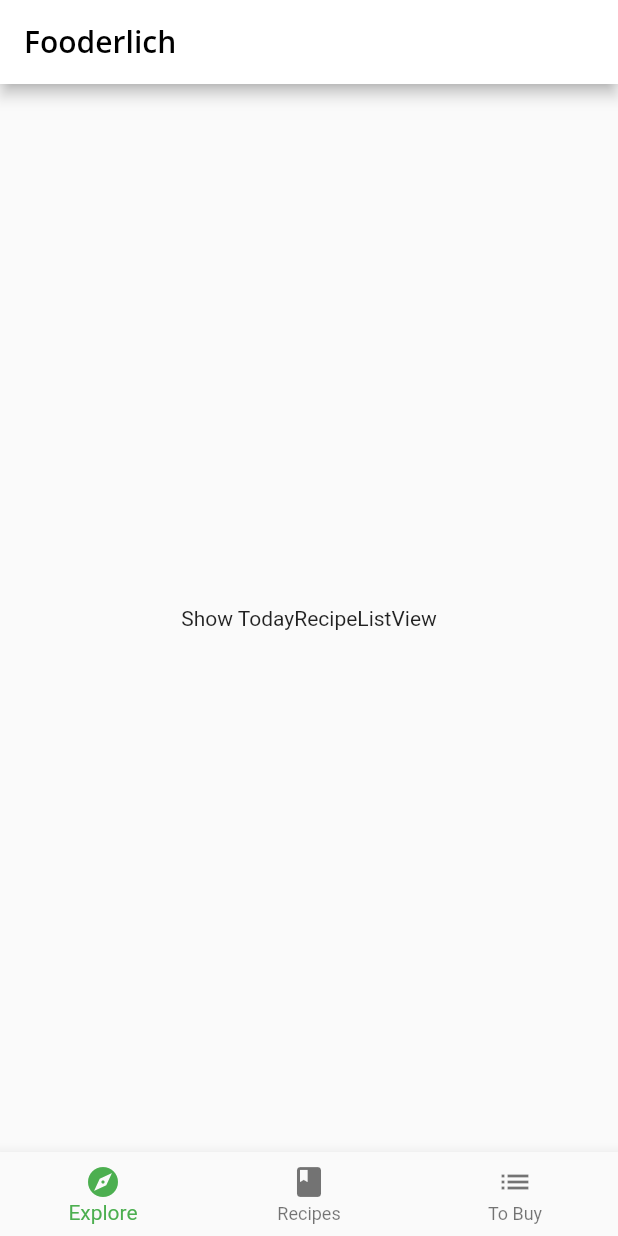
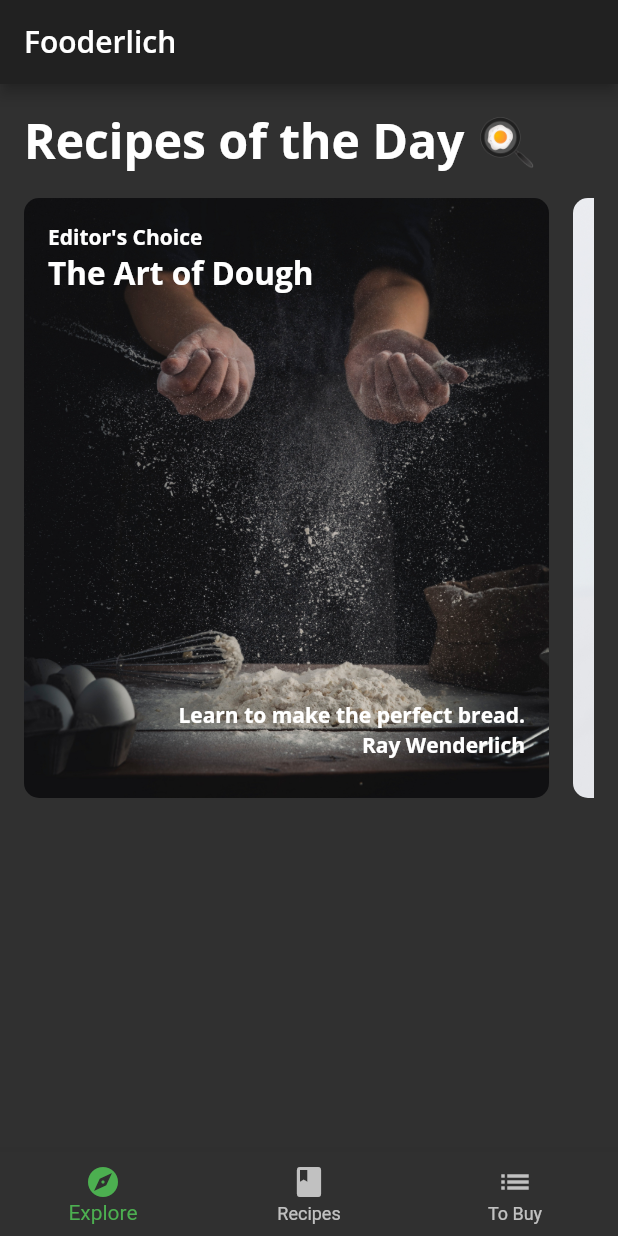
Before and after one commit to morikann/flutter-apprentice-II-scrollable, a Flutter app: the screen it shows after launch, on a phone screen of 412 x 824 dp. Run offline on Flutter 3.47's test engine with Material 2 defaults, Android fonts, the phone set to English and light mode, and no system bars; our stand-ins replace google_fonts; project files that could hold a hidden picture were left out.

Commit message:
Building Recipes of the Day

```diff
--- a/lib/components/components.dart
+++ b/lib/components/components.dart
@@ -3,3 +3,4 @@ export 'card1.dart';
 export 'card2.dart';
 export 'card3.dart';
 export 'circle_image.dart';
+export 'today_recipe_list_view.dart';
--- /dev/null
+++ b/lib/components/today_recipe_list_view.dart
@@ -0,0 +1,58 @@
+import 'package:flutter/material.dart';
+import '../components/components.dart';
+import '../models/models.dart';
+
+class TodayRecipeListView extends StatelessWidget {
+  final List<ExploreRecipe> recipes;
+  // ignore: lines_longer_than_80_chars
+  const TodayRecipeListView({Key? key, required this.recipes})
+      : super(key: key);
+
+  @override
+  Widget build(BuildContext context) {
+    return Padding(
+      padding: const EdgeInsets.only(
+        left: 16,
+        right: 16,
+        top: 16,
+      ),
+      child: Column(
+        crossAxisAlignment: CrossAxisAlignment.start,
+        children: [
+          Text('Recipes of the Day 🍳',
+              style: Theme.of(context).textTheme.headline1),
+          // 6
+          const SizedBox(height: 16),
+          // 7
+          Container(
+            height: 400,
+            // TODO: Add ListView Here
+            color: Colors.transparent,
+            child: ListView.separated(
+                scrollDirection: Axis.horizontal,
+                itemBuilder: (context, index) {
+                  final recipe = recipes[index];
+                  return buildCard(recipe);
+                },
+                separatorBuilder: (context, index) {
+                  return const SizedBox(width: 16);
+                },
+                itemCount: recipes.length),
+          ),
+        ],
+      ),
+    );
+  }
+}
+
+Widget buildCard(ExploreRecipe recipe) {
+  if (recipe.cardType == RecipeCardType.card1) {
+    return Card1(recipe: recipe);
+  } else if (recipe.cardType == RecipeCardType.card2) {
+    return Card2(recipe: recipe);
+  } else if (recipe.cardType == RecipeCardType.card3) {
+    return Card3(recipe: recipe);
+  } else {
+    throw Exception('This card doesn\'t exist yet');
+  }
+}
--- a/lib/main.dart
+++ b/lib/main.dart
@@ -11,7 +11,7 @@ class Fooderlich extends StatelessWidget {
   const Fooderlich({Key? key}) : super(key: key);
   @override
   Widget build(BuildContext context) {
-    final theme = FooderlichTheme.light();
+    final theme = FooderlichTheme.dark();
     return MaterialApp(
       theme: theme,
       title: 'Fooderlich',
--- a/lib/screens/explore_screen.dart
+++ b/lib/screens/explore_screen.dart
@@ -15,11 +15,7 @@ class ExploreScreen extends StatelessWidget {
       builder: (context, AsyncSnapshot<ExploreData> snapshot) {
         if (snapshot.connectionState == ConnectionState.done) {
           final recipes = snapshot.data?.todayRecipes ?? [];
-          return Center(
-            child: Container(
-              child: const Text('Show TodayRecipeListView'),
-            ),
-          );
+          return TodayRecipeListView(recipes: recipes);
         } else {
           return const Center(
             child: CircularProgressIndicator(),
```
